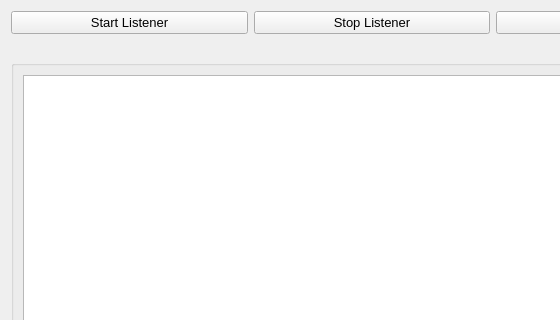
Before: the Qt Designer form Middleware/UI/ASTM_Middleware.ui in Berchie/astm-senaite, drawn with Qt 5; both pictures show x 0 to 560 and y 0 to 320 of the 744 by 835 pixel window.
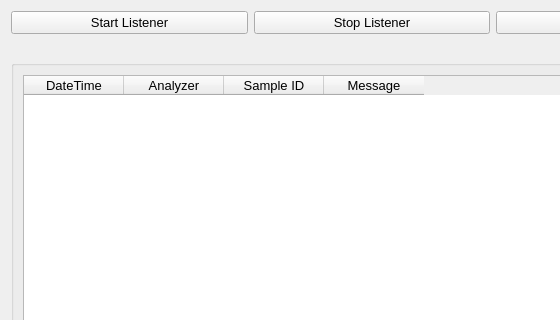
After: the same form once the commit is applied. Icons and pictures are not drawn.

Commit message: added parser to process the astm message and transfer to senaite

Diff of the .ui file:
```diff
--- a/Middleware/UI/ASTM_Middleware.ui
+++ b/Middleware/UI/ASTM_Middleware.ui
@@ -130,8 +130,28 @@
            <bool>true</bool>
           </property>
           <property name="columnCount">
-           <number>0</number>
+           <number>4</number>
           </property>
+          <column>
+           <property name="text">
+            <string>DateTime</string>
+           </property>
+          </column>
+          <column>
+           <property name="text">
+            <string>Analyzer</string>
+           </property>
+          </column>
+          <column>
+           <property name="text">
+            <string>Sample ID</string>
+           </property>
+          </column>
+          <column>
+           <property name="text">
+            <string>Message</string>
+           </property>
+          </column>
          </widget>
         </item>
        </layout>
```
The commit also changes 8 other files.
